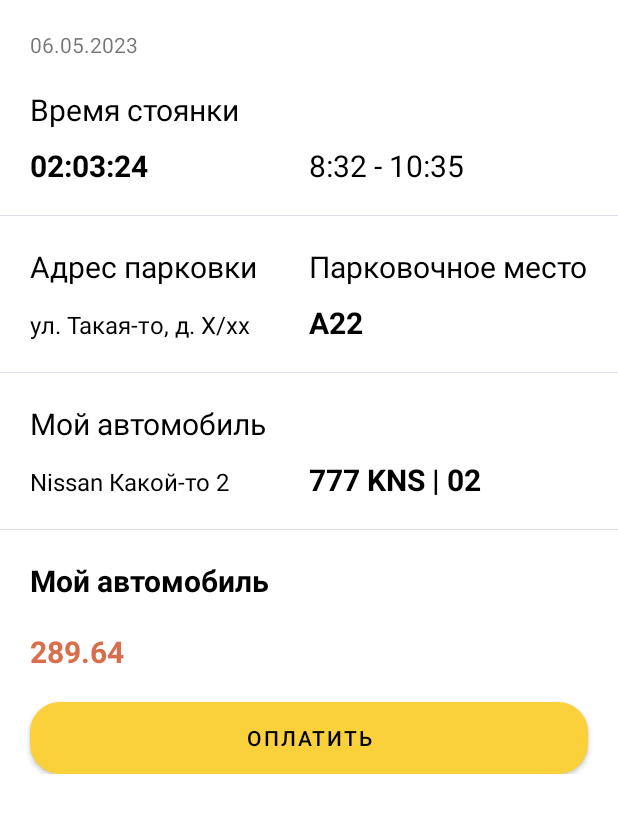
After one commit to Mike-cloud-17/AParking, an Android app: the layout holder_session_unpaid.xml on its own in the app's theme, with its tools: preview values and no code run, on a phone screen of 412 x 824 dp. The commit adds this screen. Shown: the top 813 px of the screen. Run offline under Robolectric (Android 15) with nearby library versions, the phone set to English and light mode, and no system bars.

Commit message:
Unpaid session view holder

```diff
--- /dev/null
+++ b/app/src/main/res/drawable/bottom_border_white.xml
@@ -0,0 +1,20 @@
+<?xml version="1.0" encoding="utf-8"?>
+<layer-list xmlns:android="http://schemas.android.com/apk/res/android" >
+    <item>
+        <shape
+            android:shape="rectangle">
+            <stroke android:width="1dp" android:color="@color/gray" />
+            <solid android:color="@color/transparent" />
+
+        </shape>
+    </item>
+
+    <item android:bottom="1dp">
+        <shape
+            android:shape="rectangle">
+            <stroke android:width="1dp" android:color="@color/white" />
+            <solid android:color="@color/white" />
+        </shape>
+    </item>
+
+</layer-list>
--- /dev/null
+++ b/app/src/main/res/drawable/holder_rounded_white.xml
@@ -0,0 +1,7 @@
+<?xml version="1.0" encoding="utf-8"?>
+<shape xmlns:android="http://schemas.android.com/apk/res/android"
+    android:shape="rectangle">
+    <solid
+        android:color="@color/white" />
+    <corners android:radius="20dp"/>
+</shape>
--- a/app/src/main/res/drawable/rounded_button.xml
+++ b/app/src/main/res/drawable/rounded_button.xml
@@ -1,5 +1,5 @@
 <?xml version="1.0" encoding="utf-8"?>
 <shape xmlns:android="http://schemas.android.com/apk/res/android">
     <solid android:color="@color/yellow"/> <!-- Цвет фона -->
-    <corners android:radius="10dp"/> <!-- Радиус скругления углов -->
+    <corners android:radius="20dp"/> <!-- Радиус скругления углов -->
 </shape>
--- a/app/src/main/res/layout/fragment_session_current.xml
+++ b/app/src/main/res/layout/fragment_session_current.xml
@@ -8,6 +8,7 @@
     android:paddingTop="40dp">
 
     <TextView
+        android:id="@+id/current_date"
         android:layout_width="wrap_content"
         android:layout_height="wrap_content"
         android:text="@string/current_session_date"
@@ -96,7 +97,7 @@
         android:paddingVertical="10dp"
         android:layout_marginTop="20dp"
         android:layout_marginHorizontal="20dp"
-        android:background="@drawable/bottom_border"
+        android:background="@drawable/bottom_border_yellow"
         app:layout_constraintTop_toBottomOf="@+id/parking_place">
 
         <TextView
@@ -146,7 +147,7 @@
             android:id="@+id/carNumberLayout"
             android:layout_width="match_parent"
             android:layout_height="wrap_content"
-            android:background="@drawable/search"
+            android:background="@drawable/holder_rounded_white"
             android:gravity="center_vertical"
             android:orientation="horizontal"
             android:paddingTop="7dp"
--- /dev/null
+++ b/app/src/main/res/layout/holder_session_unpaid.xml
@@ -0,0 +1,171 @@
+<?xml version="1.0" encoding="utf-8"?>
+<LinearLayout xmlns:android="http://schemas.android.com/apk/res/android"
+    xmlns:app="http://schemas.android.com/apk/res-auto"
+    android:layout_width="match_parent"
+    android:layout_height="wrap_content"
+    android:background="@drawable/holder_rounded_white"
+    android:paddingVertical="20dp"
+    android:orientation="vertical">
+    <TextView
+        android:id="@+id/session_date"
+        android:layout_width="wrap_content"
+        android:layout_height="wrap_content"
+        android:text="@string/current_session_date"
+        android:textSize="14sp"
+        android:layout_marginStart="20dp" />
+    <LinearLayout
+        android:layout_width="match_parent"
+        android:layout_height="wrap_content"
+        android:background="@drawable/bottom_border_white"
+        android:paddingVertical="20dp"
+        android:orientation="vertical">
+        <TextView
+            android:id="@+id/textView3"
+            android:layout_width="wrap_content"
+            android:layout_height="wrap_content"
+            android:text="@string/parking_time"
+            android:textColor="@color/black"
+            android:textSize="20sp"
+            android:layout_marginStart="20dp"
+            android:layout_marginBottom="10dp"/>
+        <LinearLayout
+            android:layout_width="match_parent"
+            android:layout_height="wrap_content"
+            android:orientation="horizontal"
+            android:paddingHorizontal="20dp">
+            <TextView
+                android:id="@+id/timePassed"
+                android:layout_width="0dp"
+                android:layout_weight="1"
+                android:layout_height="wrap_content"
+                android:text="02:03:24"
+                android:textColor="@color/black"
+                android:textStyle="bold"
+                android:textSize="20sp"/>
+            <TextView
+                android:id="@+id/timePeriod"
+                android:layout_width="0dp"
+                android:layout_weight="1"
+                android:layout_height="wrap_content"
+                android:text="8:32 - 10:35"
+                android:textColor="@color/black"
+                android:textSize="20sp"/>
+        </LinearLayout>
+    </LinearLayout>
+    <LinearLayout
+        android:layout_width="match_parent"
+        android:layout_height="wrap_content"
+        android:background="@drawable/bottom_border_white"
+        android:paddingVertical="20dp"
+        android:orientation="vertical">
+
+        <LinearLayout
+            android:layout_width="match_parent"
+            android:layout_height="wrap_content"
+            android:orientation="horizontal"
+            android:paddingHorizontal="20dp">
+            <TextView
+                android:layout_width="0dp"
+                android:layout_weight="1"
+                android:layout_height="wrap_content"
+                android:text="@string/parking_address"
+                android:textColor="@color/black"
+                android:textSize="20sp"
+                android:layout_marginBottom="10dp"/>
+            <TextView
+                android:layout_width="0dp"
+                android:layout_weight="1"
+                android:layout_height="wrap_content"
+                android:text="@string/parking_place"
+                android:textColor="@color/black"
+                android:textSize="20sp"
+                android:layout_marginBottom="10dp"/>
+        </LinearLayout>
+        <LinearLayout
+            android:layout_width="match_parent"
+            android:layout_height="wrap_content"
+            android:orientation="horizontal"
+            android:paddingHorizontal="20dp">
+            <TextView
+                android:id="@+id/address"
+                android:layout_width="0dp"
+                android:layout_weight="1"
+                android:layout_height="wrap_content"
+                android:text="ул. Такая-то, д. Х/хх"
+                android:textColor="@color/black"
+                android:textSize="16sp"/>
+            <TextView
+                android:id="@+id/place_code"
+                android:layout_width="0dp"
+                android:layout_weight="1"
+                android:layout_height="wrap_content"
+                android:text="А22"
+                android:textColor="@color/black"
+                android:textStyle="bold"
+                android:textSize="20sp"/>
+        </LinearLayout>
+    </LinearLayout>
+    <LinearLayout
+        android:layout_width="match_parent"
+        android:layout_height="wrap_content"
+        android:background="@drawable/bottom_border_white"
+        android:paddingVertical="20dp"
+        android:orientation="vertical">
+        <TextView
+            android:layout_width="wrap_content"
+            android:layout_height="wrap_content"
+            android:text="@string/my_car"
+            android:textColor="@color/black"
+            android:textSize="20sp"
+            android:layout_marginStart="20dp"
+            android:layout_marginBottom="10dp"/>
+        <LinearLayout
+            android:layout_width="match_parent"
+            android:layout_height="wrap_content"
+            android:orientation="horizontal"
+            android:paddingHorizontal="20dp">
+            <TextView
+                android:id="@+id/car_brand"
+                android:layout_width="0dp"
+                android:layout_weight="1"
+                android:layout_height="wrap_content"
+                android:text="Nissan Какой-то 2"
+                android:textColor="@color/black"
+                android:textSize="16sp"/>
+            <TextView
+                android:id="@+id/car_code"
+                android:layout_width="0dp"
+                android:layout_weight="1"
+                android:layout_height="wrap_content"
+                android:text="777 KNS | 02"
+                android:textColor="@color/black"
+                android:textStyle="bold"
+                android:textSize="20sp"/>
+        </LinearLayout>
+    </LinearLayout>
+    <TextView
+        android:layout_width="wrap_content"
+        android:layout_height="wrap_content"
+        android:text="@string/my_car"
+        android:textColor="@color/black"
+        android:textStyle="bold"
+        android:textSize="20sp"
+        android:layout_marginStart="20dp"
+        android:layout_marginVertical="20dp"/>
+    <TextView
+        android:layout_width="wrap_content"
+        android:layout_height="wrap_content"
+        android:text="289.64"
+        android:textColor="@color/red"
+        android:textStyle="bold"
+        android:textSize="20sp"
+        android:layout_marginStart="20dp"
+        android:layout_marginBottom="20dp"/>
+    <Button
+        android:layout_width="match_parent"
+        android:layout_height="wrap_content"
+        android:layout_marginHorizontal="20dp"
+        android:textColor="@color/black"
+        android:background="@drawable/rounded_button"
+        android:text="@string/purchase" />
+</LinearLayout>
--- a/app/src/main/res/values/colors.xml
+++ b/app/src/main/res/values/colors.xml
@@ -11,5 +11,6 @@
     <color name="light_yellow">#FEF6D8</color>
     <color name="orange">#FF8C00</color>
     <color name="gray">#DEDFE8</color>
+    <color name="red">#D96E4C</color>
     <color name="transparent">#00000000</color>
 </resources>
--- a/app/src/main/res/values/strings.xml
+++ b/app/src/main/res/values/strings.xml
@@ -11,4 +11,6 @@
     <string name="parking_place">Парковочное место</string>
     <string name="my_car">Мой автомобиль</string>
     <string name="parking_address">Адрес парковки</string>
+    <string name="parking_time">Время стоянки</string>
+    <string name="purchase">Оплатить</string>
 </resources>
```
Also changed, not shown: app/src/main/res/drawable/bottom_border_yellow.xml (renamed from app/src/main/res/drawable/bottom_border.xml).
